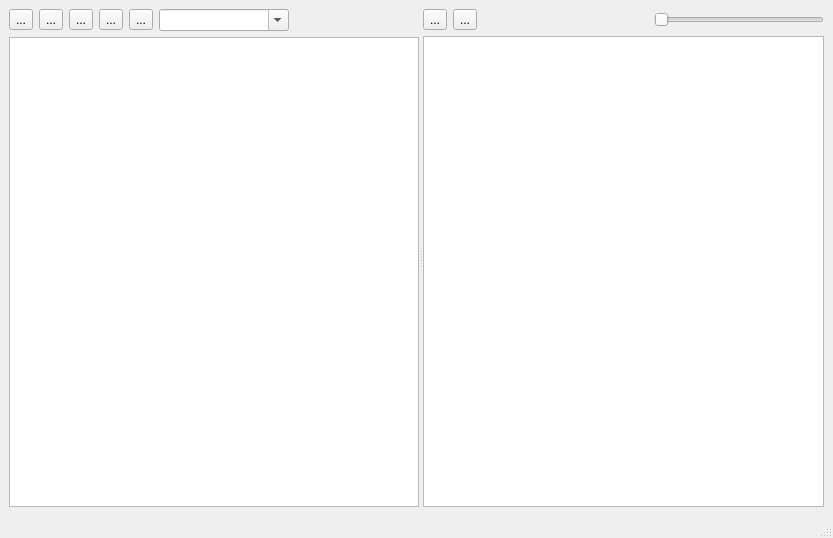
First picture: the form in ui/MainWindow.ui, repository cnhemiya/shitu-manager, before the edit.
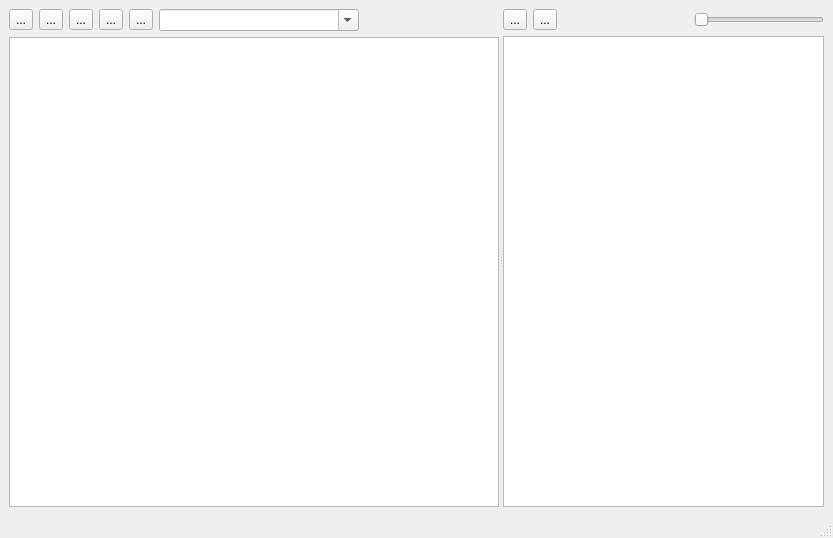
Second picture: the form after the edit.

Commit message: 调整界面

The edit to the form file:
```diff
--- a/ui/MainWindow.ui
+++ b/ui/MainWindow.ui
@@ -76,6 +76,12 @@
               <verstretch>0</verstretch>
              </sizepolicy>
             </property>
+            <property name="minimumSize">
+             <size>
+              <width>200</width>
+              <height>0</height>
+             </size>
+            </property>
             <property name="maximumSize">
              <size>
               <width>400</width>
```
Left out of the diff: 2 changed lines with no effect on the pictures. The commit also changes 1 other file.
